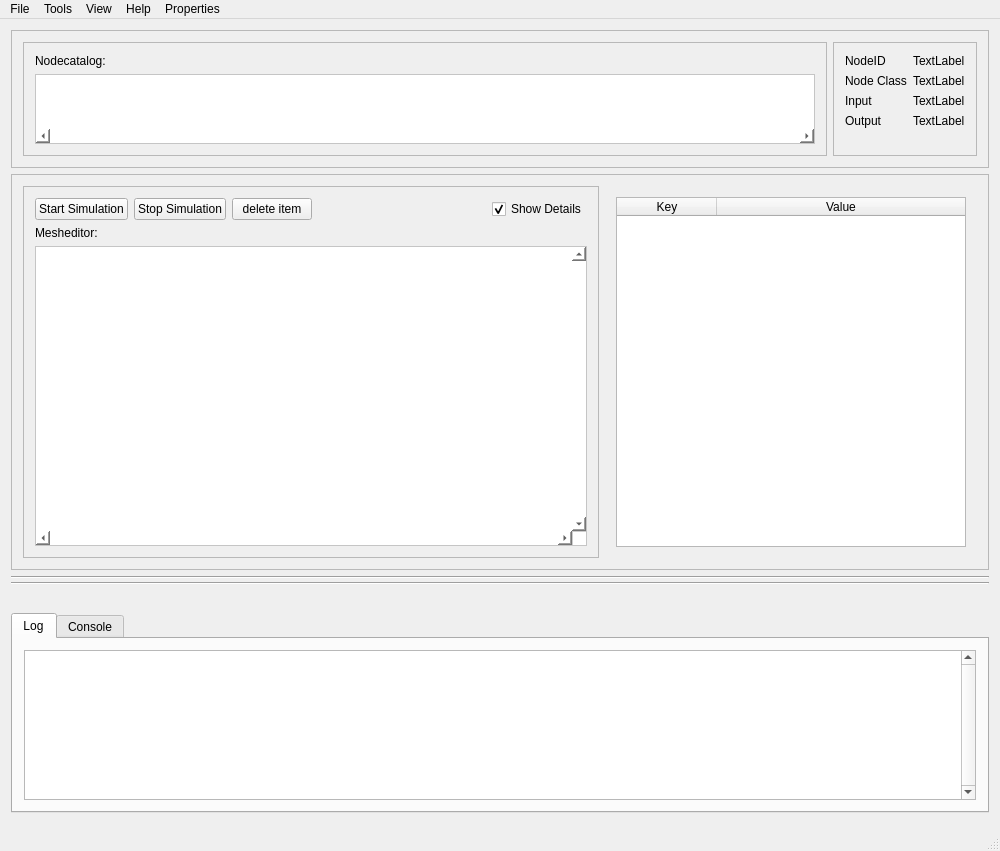
tadasamantri/anise_gui, file src_gui/mainwindow.ui: the form before one commit.
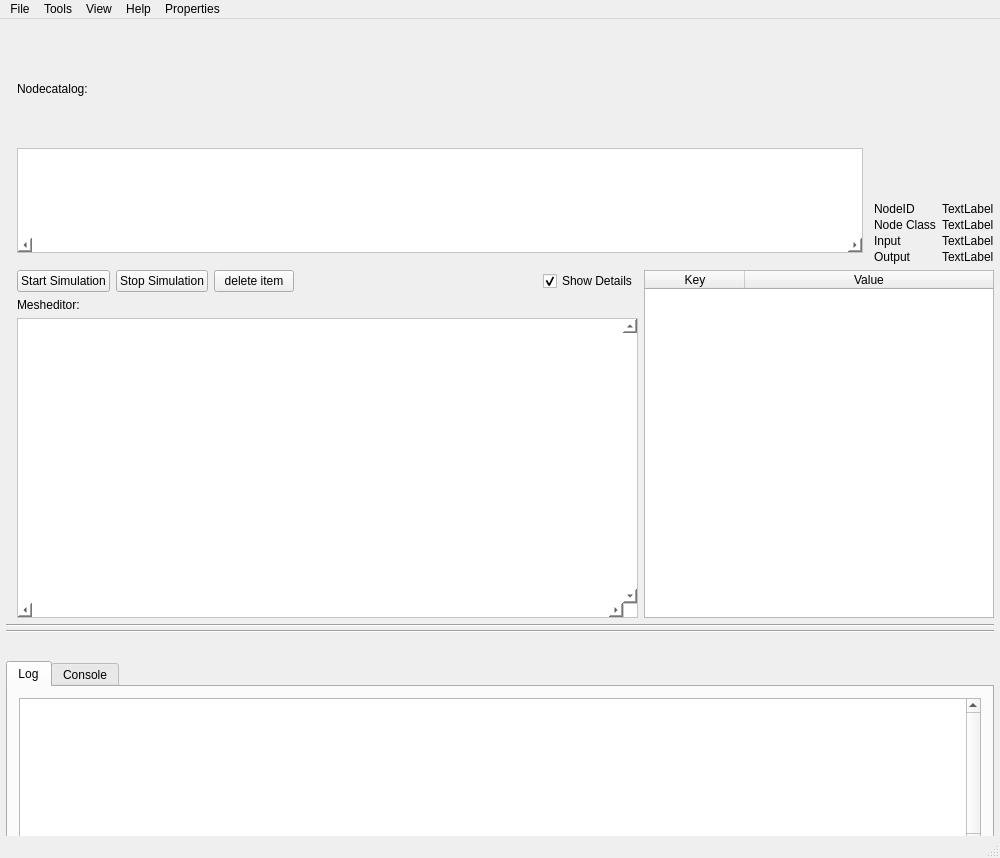
The form after the commit. Custom widgets are drawn as their Qt base class.

Commit message: improved layout idea

The edit to the form file:
```diff
--- a/src_gui/mainwindow.ui
+++ b/src_gui/mainwindow.ui
@@ -7,7 +7,7 @@
     <x>0</x>
     <y>0</y>
     <width>1000</width>
-    <height>763</height>
+    <height>858</height>
    </rect>
   </property>
   <property name="sizePolicy">
@@ -21,23 +21,38 @@
   </property>
   <widget class="QWidget" name="centralWidget">
    <layout class="QVBoxLayout" name="verticalLayout_7">
+    <property name="leftMargin">
+     <number>6</number>
+    </property>
+    <property name="topMargin">
+     <number>6</number>
+    </property>
+    <property name="rightMargin">
+     <number>6</number>
+    </property>
+    <property name="bottomMargin">
+     <number>0</number>
+    </property>
     <item>
-     <widget class="QFrame" name="frame_4">
-      <property name="frameShape">
-       <enum>QFrame::StyledPanel</enum>
-      </property>
-      <property name="frameShadow">
-       <enum>QFrame::Raised</enum>
-      </property>
+     <widget class="QWidget" name="widget_4" native="true">
       <layout class="QHBoxLayout" name="horizontalLayout">
+       <property name="spacing">
+        <number>0</number>
+       </property>
+       <property name="leftMargin">
+        <number>0</number>
+       </property>
+       <property name="topMargin">
+        <number>0</number>
+       </property>
+       <property name="rightMargin">
+        <number>0</number>
+       </property>
+       <property name="bottomMargin">
+        <number>0</number>
+       </property>
        <item>
-        <widget class="QFrame" name="frame_5">
-         <property name="frameShape">
-          <enum>QFrame::StyledPanel</enum>
-         </property>
-         <property name="frameShadow">
-          <enum>QFrame::Raised</enum>
-         </property>
+        <widget class="QWidget" name="widget_5" native="true">
          <layout class="QVBoxLayout" name="verticalLayout_8">
           <item>
            <widget class="QLabel" name="label_2">
@@ -83,8 +98,8 @@
               <rect>
                <x>0</x>
                <y>0</y>
-               <width>766</width>
-               <height>63</height>
+               <width>820</width>
+               <height>84</height>
               </rect>
              </property>
              <property name="sizePolicy">
@@ -101,73 +116,108 @@
         </widget>
        </item>
        <item>
-        <widget class="QFrame" name="frame_3">
-         <property name="frameShape">
-          <enum>QFrame::StyledPanel</enum>
-         </property>
-         <property name="frameShadow">
-          <enum>QFrame::Raised</enum>
-         </property>
+        <widget class="QWidget" name="widget_3" native="true">
          <layout class="QFormLayout" name="formLayout">
           <property name="fieldGrowthPolicy">
            <enum>QFormLayout::AllNonFixedFieldsGrow</enum>
           </property>
-          <item row="0" column="0">
+          <property name="verticalSpacing">
+           <number>2</number>
+          </property>
+          <property name="leftMargin">
+           <number>0</number>
+          </property>
+          <property name="topMargin">
+           <number>0</number>
+          </property>
+          <property name="rightMargin">
+           <number>0</number>
+          </property>
+          <property name="bottomMargin">
+           <number>0</number>
+          </property>
+          <item row="1" column="0">
            <widget class="QLabel" name="ID_Lable">
             <property name="text">
              <string>NodeID</string>
             </property>
            </widget>
           </item>
-          <item row="0" column="1">
+          <item row="1" column="1">
            <widget class="QLabel" name="ID_Text">
             <property name="text">
              <string>TextLabel</string>
             </property>
            </widget>
           </item>
-          <item row="1" column="0">
+          <item row="2" column="0">
            <widget class="QLabel" name="Tpye_Lable">
             <property name="text">
              <string>Node Class</string>
             </property>
            </widget>
           </item>
-          <item row="1" column="1">
+          <item row="2" column="1">
            <widget class="QLabel" name="Type_Text">
             <property name="text">
              <string>TextLabel</string>
             </property>
            </widget>
           </item>
-          <item row="2" column="0">
+          <item row="3" column="0">
            <widget class="QLabel" name="IN_Lable">
             <property name="text">
              <string>Input</string>
             </property>
            </widget>
           </item>
-          <item row="2" column="1">
+          <item row="3" column="1">
            <widget class="QLabel" name="IN_Text">
             <property name="text">
              <string>TextLabel</string>
             </property>
            </widget>
           </item>
-          <item row="3" column="0">
+          <item row="4" column="0">
            <widget class="QLabel" name="OUT_Lable">
             <property name="text">
              <string>Output</string>
             </property>
            </widget>
           </item>
-          <item row="3" column="1">
+          <item row="4" column="1">
            <widget class="QLabel" name="OUT_Text">
             <property name="text">
              <string>TextLabel</string>
             </property>
            </widget>
           </item>
+          <item row="0" column="0">
+           <spacer name="verticalSpacer">
+            <property name="orientation">
+             <enum>Qt::Vertical</enum>
+            </property>
+            <property name="sizeHint" stdset="0">
+             <size>
+              <width>20</width>
+              <height>40</height>
+             </size>
+            </property>
+           </spacer>
+          </item>
+          <item row="0" column="1">
+           <spacer name="verticalSpacer_2">
+            <property name="orientation">
+             <enum>Qt::Vertical</enum>
+            </property>
+            <property name="sizeHint" stdset="0">
+             <size>
+              <width>20</width>
+              <height>40</height>
+             </size>
+            </property>
+           </spacer>
+          </item>
          </layout>
         </widget>
        </item>
@@ -175,23 +225,35 @@
      </widget>
     </item>
     <item>
-     <widget class="QFrame" name="frame">
-      <property name="frameShape">
-       <enum>QFrame::StyledPanel</enum>
-      </property>
-      <property name="frameShadow">
-       <enum>QFrame::Raised</enum>
-      </property>
+     <widget class="QWidget" name="widget" native="true">
       <layout class="QHBoxLayout" name="horizontalLayout_2">
+       <property name="spacing">
+        <number>6</number>
+       </property>
+       <property name="leftMargin">
+        <number>0</number>
+       </property>
+       <property name="topMargin">
+        <number>0</number>
+       </property>
+       <property name="rightMargin">
+        <number>0</number>
+       </property>
+       <property name="bottomMargin">
+        <number>0</number>
+       </property>
        <item>
-        <widget class="QFrame" name="frame_6">
-         <property name="frameShape">
-          <enum>QFrame::StyledPanel</enum>
-         </property>
-         <property name="frameShadow">
-          <enum>QFrame::Raised</enum>
-         </property>
+        <widget class="QWidget" name="widget_6" native="true">
          <layout class="QVBoxLayout" name="verticalLayout_9">
+          <property name="topMargin">
+           <number>0</number>
+          </property>
+          <property name="rightMargin">
+           <number>0</number>
+          </property>
+          <property name="bottomMargin">
+           <number>0</number>
+          </property>
           <item>
            <layout class="QHBoxLayout" name="buttons">
             <item>
@@ -302,11 +364,26 @@
               <rect>
                <x>0</x>
                <y>0</y>
-               <width>553</width>
+               <width>608</width>
                <height>285</height>
               </rect>
              </property>
              <layout class="QVBoxLayout" name="verticalLayout_4">
+              <property name="spacing">
+               <number>0</number>
+              </property>
+              <property name="leftMargin">
+               <number>0</number>
+              </property>
+              <property name="topMargin">
+               <number>0</number>
+              </property>
+              <property name="rightMargin">
+               <number>0</number>
+              </property>
+              <property name="bottomMargin">
+               <number>0</number>
+              </property>
               <item>
                <widget class="MeshEditorWidget" name="meshField" native="true">
                 <property name="enabled">
@@ -335,8 +412,23 @@
         </widget>
        </item>
        <item>
-        <widget class="QFrame" name="table_Frame">
+        <widget class="QWidget" name="table_Widget" native="true">
          <layout class="QVBoxLayout" name="verticalLayout_5">
+          <property name="spacing">
+           <number>0</number>
+          </property>
+          <property name="leftMargin">
+           <number>0</number>
+          </property>
+          <property name="topMargin">
+           <number>0</number>
+          </property>
+          <property name="rightMargin">
+           <number>0</number>
+          </property>
+          <property name="bottomMargin">
+           <number>0</number>
+          </property>
           <item>
            <widget class="QTableWidget" name="tableWidget">
             <property name="enabled">
@@ -396,16 +488,7 @@
      </widget>
     </item>
     <item>
-     <widget class="QFrame" name="frame_2">
-      <property name="frameShape">
-       <enum>QFrame::NoFrame</enum>
-      </property>
-      <property name="frameShadow">
-       <enum>QFrame::Raised</enum>
-      </property>
-      <property name="lineWidth">
-       <number>3</number>
-      </property>
+     <widget class="QWidget" name="widget_2" native="true">
       <layout class="QVBoxLayout" name="verticalLayout">
        <property name="spacing">
         <number>3</number>
@@ -420,7 +503,7 @@
         <number>0</number>
        </property>
        <property name="bottomMargin">
-        <number>30</number>
+        <number>0</number>
        </property>
        <item>
         <widget class="Line" name="line_2">
```
Left out of the diff: 8 changed lines with no effect on the pictures. The commit also changes 1 other file.
